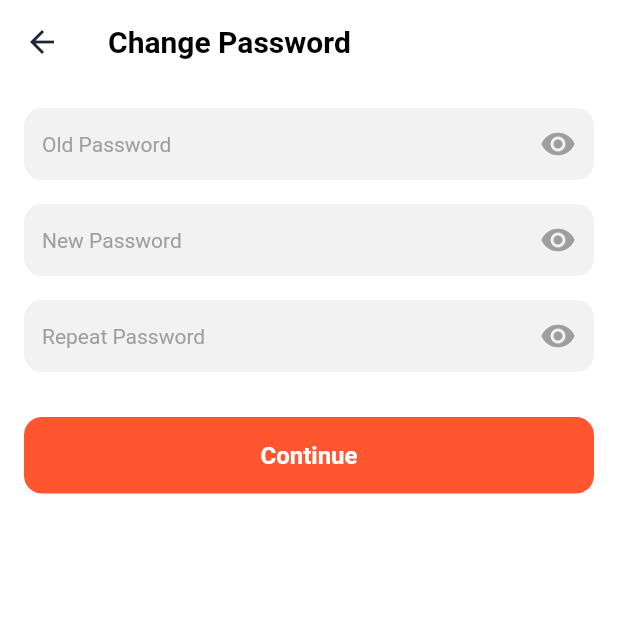
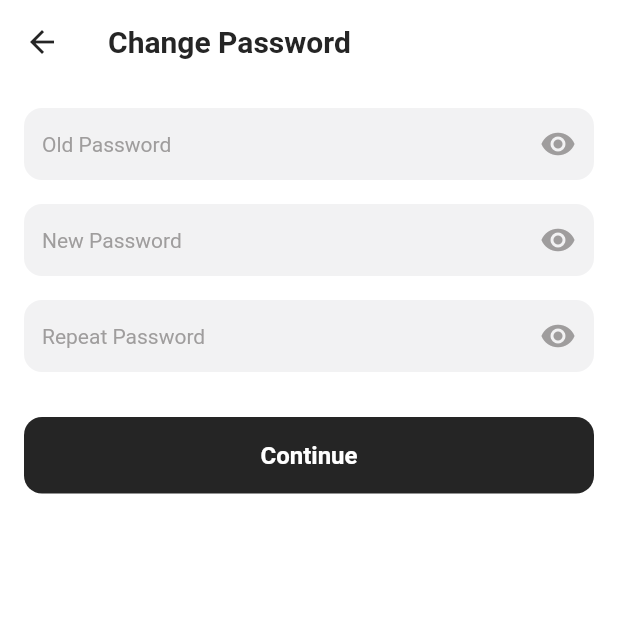
Before and after one commit to erfann31/paypal, a Flutter app: the ChangePasswordScreen screen opened by its route, on a phone screen of 412 x 824 dp, the top half of it. Run offline on Flutter 3.47's test engine with Material 2 defaults, Android fonts, the phone set to English and light mode, and no system bars.

Commit message:
Reformat ChangePasswordScreen.dart

```diff
--- a/lib/ChangePasswordScreen.dart
+++ b/lib/ChangePasswordScreen.dart
@@ -2,210 +2,191 @@
 
 import 'package:flutter/material.dart';
 
-
 class ChangePasswordScreen extends StatelessWidget {
-
   @override
   Widget build(BuildContext context) {
     return Scaffold(
-backgroundColor: Color(0xffffffff),
-appBar:
-AppBar(
-elevation:0,
-centerTitle:false,
+      backgroundColor: const Color(0xffffffff),
+      appBar: AppBar(
+        elevation: 0,
+        centerTitle: false,
         automaticallyImplyLeading: false,
-backgroundColor:Color(0xffffffff),
-shape:RoundedRectangleBorder(
-borderRadius:BorderRadius.zero,
+        backgroundColor: const Color(0xffffffff),
+        shape: const RoundedRectangleBorder(
+          borderRadius: BorderRadius.zero,
         ),
-title:Text(
+        title: const Text(
           "Change Password",
-style:TextStyle(
-fontWeight:FontWeight.w700,
-fontStyle:FontStyle.normal,
-fontSize:20,
-color:Color(0xff000000),
+          style: TextStyle(
+            fontWeight: FontWeight.w700,
+            fontStyle: FontStyle.normal,
+            fontSize: 20,
+            color: Color(0xff252525),
           ),
         ),
-leading: Icon(
+        leading: GestureDetector(
+          onTap: () {
+            Navigator.pop(context);
+          },
+          child: const Icon(
             Icons.arrow_back,
-color:Color(0xff212435),
-size:24,
+            color: Color(0xff252525),
+            size: 24,
           ),
         ),
-body:Padding(
-padding:EdgeInsets.all(16),
-child:SingleChildScrollView(
-child:
-Column(
-mainAxisAlignment:MainAxisAlignment.start,
-crossAxisAlignment:CrossAxisAlignment.start,
-mainAxisSize:MainAxisSize.max,
+      ),
+      body: Padding(
+        padding: const EdgeInsets.all(16),
+        child: SingleChildScrollView(
+          child: Column(
+            mainAxisAlignment: MainAxisAlignment.start,
+            crossAxisAlignment: CrossAxisAlignment.start,
+            mainAxisSize: MainAxisSize.max,
             children: [
               TextField(
-controller:TextEditingController(),
-obscureText:false,
-textAlign:TextAlign.start,
-maxLines:1,
-style:TextStyle(
-fontWeight:FontWeight.w400,
-fontStyle:FontStyle.normal,
-fontSize:14,
-color:Color(0xff000000),
+                controller: TextEditingController(),
+                obscureText: false,
+                textAlign: TextAlign.start,
+                maxLines: 1,
+                style: const TextStyle(
+                  fontWeight: FontWeight.w400,
+                  fontStyle: FontStyle.normal,
+                  fontSize: 14,
+                  color: Color(0xff252525),
                 ),
-decoration:InputDecoration(
-disabledBorder:OutlineInputBorder(
-borderRadius:BorderRadius.circular(12.0),
-borderSide:BorderSide(
-color:Color(0x00ffffff),
-width:1
+                decoration: InputDecoration(
+                  disabledBorder: OutlineInputBorder(
+                    borderRadius: BorderRadius.circular(12.0),
+                    borderSide: const BorderSide(color: Color(0x00ffffff), width: 1),
                   ),
+                  focusedBorder: OutlineInputBorder(
+                    borderRadius: BorderRadius.circular(12.0),
+                    borderSide: const BorderSide(color: Color(0x00ffffff), width: 1),
                   ),
-focusedBorder:OutlineInputBorder(
-borderRadius:BorderRadius.circular(12.0),
-borderSide:BorderSide(
-color:Color(0x00ffffff),
-width:1
+                  enabledBorder: OutlineInputBorder(
+                    borderRadius: BorderRadius.circular(12.0),
+                    borderSide: const BorderSide(color: Color(0x00ffffff), width: 1),
                   ),
+                  hintText: "Old Password",
+                  hintStyle: const TextStyle(
+                    fontWeight: FontWeight.w400,
+                    fontStyle: FontStyle.normal,
+                    fontSize: 14,
+                    color: Color(0xff9f9d9d),
                   ),
-enabledBorder:OutlineInputBorder(
-borderRadius:BorderRadius.circular(12.0),
-borderSide:BorderSide(
-color:Color(0x00ffffff),
-width:1
-),
-),
-hintText:"Old Password",
-hintStyle:TextStyle(
-fontWeight:FontWeight.w400,
-fontStyle:FontStyle.normal,
-fontSize:14,
-color:Color(0xff9f9d9d),
-),
-filled:true,
-fillColor:Color(0xfff2f2f3),
-isDense:false,
-contentPadding:EdgeInsets.symmetric(vertical: 8,horizontal:12),
-suffixIcon:Icon(Icons.visibility,color:Color(0xff9f9d9d),size:24),
+                  filled: true,
+                  fillColor: const Color(0xfff2f2f3),
+                  isDense: false,
+                  contentPadding: const EdgeInsets.symmetric(vertical: 8, horizontal: 12),
+                  suffixIcon: const Icon(Icons.visibility, color: Color(0xff9f9d9d), size: 24),
                 ),
               ),
               Padding(
-padding:EdgeInsets.symmetric(vertical: 16,horizontal:0),
-child:TextField(
-controller:TextEditingController(),
-obscureText:false,
-textAlign:TextAlign.start,
-maxLines:1,
-style:TextStyle(
-fontWeight:FontWeight.w400,
-fontStyle:FontStyle.normal,
-fontSize:14,
-color:Color(0xff000000),
+                padding: const EdgeInsets.symmetric(vertical: 16, horizontal: 0),
+                child: TextField(
+                  controller: TextEditingController(),
+                  obscureText: false,
+                  textAlign: TextAlign.start,
+                  maxLines: 1,
+                  style: const TextStyle(
+                    fontWeight: FontWeight.w400,
+                    fontStyle: FontStyle.normal,
+                    fontSize: 14,
+                    color: Color(0xff252525),
                   ),
-decoration:InputDecoration(
-disabledBorder:OutlineInputBorder(
-borderRadius:BorderRadius.circular(12.0),
-borderSide:BorderSide(
-color:Color(0x00ffffff),
-width:1
+                  decoration: InputDecoration(
+                    disabledBorder: OutlineInputBorder(
+                      borderRadius: BorderRadius.circular(12.0),
+                      borderSide: const BorderSide(color: Color(0x00ffffff), width: 1),
                     ),
+                    focusedBorder: OutlineInputBorder(
+                      borderRadius: BorderRadius.circular(12.0),
+                      borderSide: const BorderSide(color: Color(0x00ffffff), width: 1),
                     ),
-focusedBorder:OutlineInputBorder(
-borderRadius:BorderRadius.circular(12.0),
-borderSide:BorderSide(
-color:Color(0x00ffffff),
-width:1
+                    enabledBorder: OutlineInputBorder(
+                      borderRadius: BorderRadius.circular(12.0),
+                      borderSide: const BorderSide(color: Color(0x00ffffff), width: 1),
                     ),
+                    hintText: "New Password",
+                    hintStyle: const TextStyle(
+                      fontWeight: FontWeight.w400,
+                      fontStyle: FontStyle.normal,
+                      fontSize: 14,
+                      color: Color(0xff9f9d9d),
                     ),
-enabledBorder:OutlineInputBorder(
-borderRadius:BorderRadius.circular(12.0),
-borderSide:BorderSide(
-color:Color(0x00ffffff),
-width:1
-),
-),
-hintText:"New Password",
-hintStyle:TextStyle(
-fontWeight:FontWeight.w400,
-fontStyle:FontStyle.normal,
-fontSize:14,
-color:Color(0xff9f9d9d),
-),
-filled:true,
-fillColor:Color(0xfff2f2f3),
-isDense:false,
-contentPadding:EdgeInsets.symmetric(vertical: 8,horizontal:12),
-suffixIcon:Icon(Icons.visibility,color:Color(0xff9f9d9d),size:24),
+                    filled: true,
+                    fillColor: const Color(0xfff2f2f3),
+                    isDense: false,
+                    contentPadding: const EdgeInsets.symmetric(vertical: 8, horizontal: 12),
+                    suffixIcon: const Icon(Icons.visibility, color: Color(0xff9f9d9d), size: 24),
                   ),
                 ),
               ),
               TextField(
-controller:TextEditingController(),
-obscureText:false,
-textAlign:TextAlign.start,
-maxLines:1,
-style:TextStyle(
-fontWeight:FontWeight.w400,
-fontStyle:FontStyle.normal,
-fontSize:14,
-color:Color(0xff000000),
+                controller: TextEditingController(),
+                obscureText: false,
+                textAlign: TextAlign.start,
+                maxLines: 1,
+                style: const TextStyle(
+                  fontWeight: FontWeight.w400,
+                  fontStyle: FontStyle.normal,
+                  fontSize: 14,
+                  color: Color(0xff252525),
                 ),
-decoration:InputDecoration(
-disabledBorder:OutlineInputBorder(
-borderRadius:BorderRadius.circular(12.0),
-borderSide:BorderSide(
-color:Color(0x00ffffff),
-width:1
+                decoration: InputDecoration(
+                  disabledBorder: OutlineInputBorder(
+                    borderRadius: BorderRadius.circular(12.0),
+                    borderSide: const BorderSide(color: Color(0x00ffffff), width: 1),
                   ),
+                  focusedBorder: OutlineInputBorder(
+                    borderRadius: BorderRadius.circular(12.0),
+                    borderSide: const BorderSide(color: Color(0x00ffffff), width: 1),
                   ),
-focusedBorder:OutlineInputBorder(
-borderRadius:BorderRadius.circular(12.0),
-borderSide:BorderSide(
-color:Color(0x00ffffff),
-width:1
+                  enabledBorder: OutlineInputBorder(
+                    borderRadius: BorderRadius.circular(12.0),
+                    borderSide: const BorderSide(color: Color(0x00ffffff), width: 1),
                   ),
+                  hintText: "Repeat Password",
+                  hintStyle: const TextStyle(
+                    fontWeight: FontWeight.w400,
+                    fontStyle: FontStyle.normal,
+                    fontSize: 14,
+                    color: Color(0xff9f9d9d),
                   ),
-enabledBorder:OutlineInputBorder(
-borderRadius:BorderRadius.circular(12.0),
-borderSide:BorderSide(
-color:Color(0x00ffffff),
-width:1
-),
-),
-hintText:"Repeat Password",
-hintStyle:TextStyle(
-fontWeight:FontWeight.w400,
-fontStyle:FontStyle.normal,
-fontSize:14,
-color:Color(0xff9f9d9d),
-),
-filled:true,
-fillColor:Color(0xfff2f2f3),
-isDense:false,
-contentPadding:EdgeInsets.symmetric(vertical: 8,horizontal:12),
-suffixIcon:Icon(Icons.visibility,color:Color(0xff9f9d9d),size:24),
+                  filled: true,
+                  fillColor: const Color(0xfff2f2f3),
+                  isDense: false,
+                  contentPadding: const EdgeInsets.symmetric(vertical: 8, horizontal: 12),
+                  suffixIcon: const Icon(Icons.visibility, color: Color(0xff9f9d9d), size: 24),
                 ),
               ),
               Padding(
-padding:EdgeInsets.fromLTRB(0, 30, 0, 0),
-child:MaterialButton(
-onPressed:(){},
-color:Color(0xffff5630),
-elevation:0,
-shape:RoundedRectangleBorder(
-borderRadius:BorderRadius.circular(12.0),
+                padding: const EdgeInsets.fromLTRB(0, 30, 0, 0),
+                child: MaterialButton(
+                  onPressed: () {},
+                  color: const Color(0xff252525),
+                  elevation: 0,
+                  shape: RoundedRectangleBorder(
+                    borderRadius: BorderRadius.circular(12.0),
                   ),
-padding:EdgeInsets.all(16),
-child:Text("Continue", style: TextStyle( fontSize:16,
-fontWeight:FontWeight.w700,
-fontStyle:FontStyle.normal,
-),),
-textColor:Color(0xffffffff),
-height:50,
-minWidth:MediaQuery.of(context).size.width,
+                  padding: const EdgeInsets.all(16),
+                  textColor: const Color(0xffffffff),
+                  height: 50,
+                  minWidth: MediaQuery.of(context).size.width,
+                  child: const Text(
+                    "Continue",
+                    style: TextStyle(
+                      fontSize: 16,
+                      fontWeight: FontWeight.w700,
+                      fontStyle: FontStyle.normal,
                     ),
                   ),
-],),),),
-)
-;}
+                ),
+              ),
+            ],
+          ),
+        ),
+      ),
+    );
   }
+}
```
Lines whose indentation alone changed are shown as unchanged.
